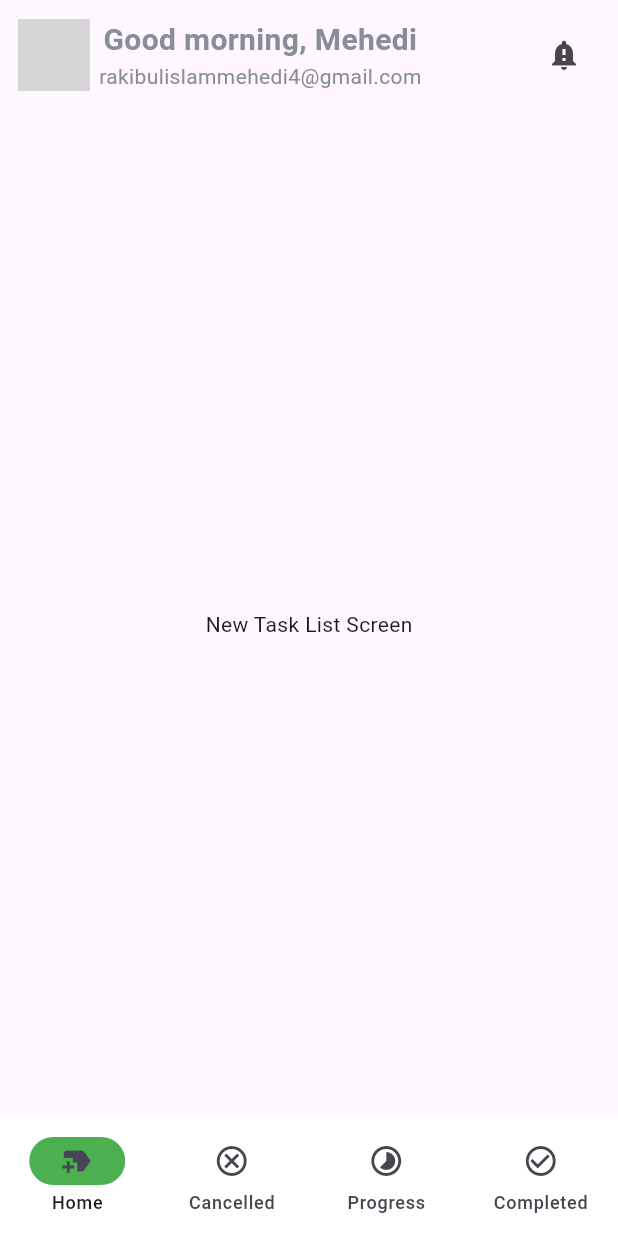
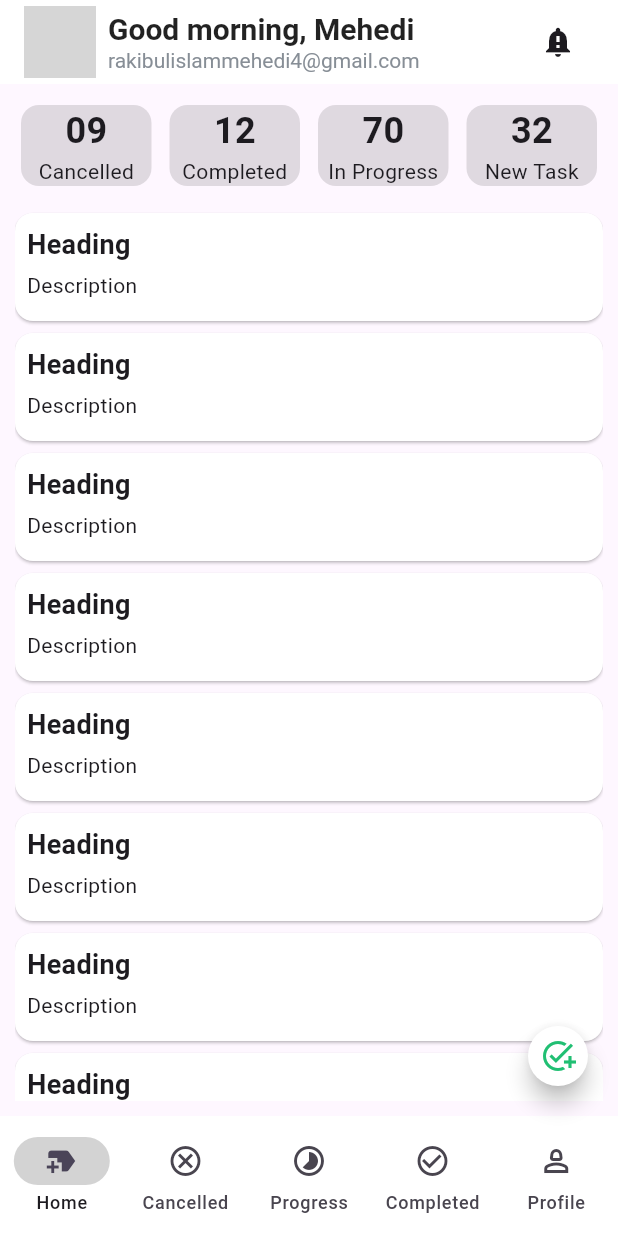
Before and after one commit to MehedisGits/Taskly, a Flutter app: the NewTaskListScreen screen opened directly, on a phone screen of 412 x 824 dp. Run offline on Flutter 3.47's test engine with Material 3 defaults, Android fonts, the phone set to English and light mode, and no system bars; our stand-ins replace device_preview, flutter_svg, fluttertoast, pin_code_fields; network calls fail; grey boxes are pictures that could not be loaded.

Commit message:
Taskly - 1.0.29

```diff
--- a/lib/screens/onboarding/loginScreen.dart
+++ b/lib/screens/onboarding/loginScreen.dart
@@ -3,7 +3,7 @@
 import 'package:flutter/material.dart';
 import 'package:taskly/screens/onboarding/emailVerificationScreen.dart';
 import 'package:taskly/screens/onboarding/registrationScreen.dart';
-import 'package:taskly/screens/task/newTaskListScreen.dart';
+import 'package:taskly/screens/task/dashboardScreen.dart';
 
 import '../../style/style.dart';
 
--- /dev/null
+++ b/lib/screens/task/dashboardScreen.dart
@@ -0,0 +1,142 @@
+import 'package:flutter/material.dart';
+import 'package:taskly/screens/task/newTaskListScreen.dart';
+import 'package:taskly/screens/task/taskCreateScreen.dart';
+import 'package:taskly/style/style.dart';
+
+class NewTaskListScreen extends StatefulWidget {
+  const NewTaskListScreen({super.key});
+
+  @override
+  State<NewTaskListScreen> createState() => _NewTaskListScreenState();
+}
+
+class _NewTaskListScreenState extends State<NewTaskListScreen> {
+  int _selectedIndex = 0;
+  String userName = "Mehedi";
+
+  static const List<Widget> _pages = <Widget>[
+    Center(child: Newtasklistscreen()),
+    Center(child: Text('Cancelled Task List Screen')),
+    Center(child: Text('Progress Task List Screen')),
+    Center(child: Text('Completed Task List Screen')),
+    Center(child: Text('Profile Screen')),
+  ];
+
+  void _onItemTapped(int index) {
+    setState(() {
+      _selectedIndex = index;
+    });
+  }
+
+  String greetingMessage() {
+    final hour = DateTime.now().hour;
+    if (hour < 12) return 'Good morning';
+    if (hour < 17) return 'Good afternoon';
+    return 'Good evening';
+  }
+
+  Widget _buildGreetingRow() {
+    return Row(
+      children: [
+        ClipOval(
+          child: Image.network(
+            "https://avatars.githubusercontent.com/u/125388734?v=4",
+            height: 48,
+            width: 48,
+          ),
+        ),
+        SizedBox(width: 8),
+        Column(
+          crossAxisAlignment: CrossAxisAlignment.start,
+          children: [
+            Text(
+              '${greetingMessage()}, $userName',
+              style: TextStyle(
+                  color: Colors.black87,
+                  fontSize: 20,
+                  fontWeight: FontWeight.w600),
+            ),
+            Text(
+              'rakibulislammehedi4@gmail.com',
+              style: TextStyle(color: colorLightGrey, fontSize: 14),
+            ),
+          ],
+        ),
+      ],
+    );
+  }
+
+  @override
+  Widget build(BuildContext context) {
+    return Scaffold(
+      appBar: AppBar(
+        backgroundColor: Colors.white,
+        title: Row(
+          children: [
+            Expanded(
+              child: _buildGreetingRow(),
+            ),
+            IconButton(
+              onPressed: () {},
+              icon: Icon(Icons.notification_important),
+            ),
+          ],
+        ),
+      ),
+      floatingActionButton: FloatingActionButton.small(
+        onPressed: () {
+          Navigator.push(
+            context,
+            MaterialPageRoute(builder: (context) => TaskCreateScreen()),
+          );
+        },
+        shape: CircleBorder(),
+        backgroundColor: Colors.white,
+        child: Icon(Icons.add_task, color: colorGreen),
+      ),
+      bottomNavigationBar: NavigationBar(
+        indicatorColor: colorLight,
+        backgroundColor: Colors.white,
+        selectedIndex: _selectedIndex,
+        onDestinationSelected: _onItemTapped,
+        destinations: const [
+          NavigationDestination(
+            icon: Icon(Icons.new_label_outlined),
+            selectedIcon: Icon(Icons.new_label),
+            label: 'Home',
+          ),
+          NavigationDestination(
+            icon: Icon(Icons.cancel_outlined),
+            selectedIcon: Icon(Icons.cancel),
+            label: 'Cancelled',
+          ),
+          NavigationDestination(
+            icon: Icon(Icons.timelapse_outlined),
+            selectedIcon: Icon(Icons.timelapse),
+            label: 'Progress',
+          ),
+          NavigationDestination(
+            icon: Icon(Icons.check_circle_outline),
+            selectedIcon: Icon(Icons.check_circle),
+            label: 'Completed',
+          ),
+          NavigationDestination(
+            icon: Icon(Icons.person_2_outlined),
+            selectedIcon: Icon(Icons.person),
+            label: 'Profile',
+          ),
+        ],
+      ),
+      body: Column(
+        children: [
+          Expanded(
+            child: IndexedStack(
+              index: _selectedIndex,
+              children: _pages,
+            ),
+          ),
+        ],
+      ),
+    );
+  }
+}
--- a/lib/screens/task/newTaskListScreen.dart
+++ b/lib/screens/task/newTaskListScreen.dart
@@ -1,117 +1,130 @@
 import 'package:flutter/material.dart';
-import 'package:taskly/style/style.dart';
 
-class NewTaskListScreen extends StatefulWidget {
-  const NewTaskListScreen({super.key});
+class Newtasklistscreen extends StatefulWidget {
+  const Newtasklistscreen({super.key});
 
   @override
-  State<NewTaskListScreen> createState() => _taskListScreenState();
+  State<Newtasklistscreen> createState() => _NewtasklistscreenState();
 }
 
-class _taskListScreenState extends State<NewTaskListScreen> {
-  int _selectedIndex = 0;
-  String userName = "Mehedi";
-  static const List<Widget> _pages = <Widget>[
-    Center(child: Text('New Task List Screen')),
-    Center(child: Text('Cancelled Task List Screen')),
-    Center(child: Text('Progress Task List Screen')),
-    Center(child: Text('Completed Task List Screen')),
-  ];
-
-  void _onItemTapped(int index) {
-    setState(() {
-      _selectedIndex = index;
-    });
-  }
-
+class _NewtasklistscreenState extends State<Newtasklistscreen> {
   @override
   Widget build(BuildContext context) {
     return Scaffold(
-        bottomNavigationBar: NavigationBar(
-          indicatorColor: Colors.green,
-          backgroundColor: Colors.white,
-          selectedIndex: _selectedIndex,
-          onDestinationSelected: _onItemTapped,
-          destinations: const [
-            NavigationDestination(
-              icon: Icon(Icons.new_label_outlined),
-              selectedIcon: Icon(Icons.new_label),
-              label: 'Home',
+      body: Padding(
+        padding: const EdgeInsets.all(10.0),
+        child: Column(
+          crossAxisAlignment: CrossAxisAlignment.start,
+          children: [
+            // Summary Row
+            Row(
+              children: [
+                Expanded(
+                  child: Card(
+                    elevation: 0,
+                    color: Colors.black12,
+                    child: Column(
+                      children: const [
+                        Text(
+                          '09',
+                          style: TextStyle(
+                              fontSize: 24, fontWeight: FontWeight.w600),
                         ),
-            NavigationDestination(
-              icon: Icon(Icons.cancel_outlined),
-              selectedIcon: Icon(Icons.cancel),
-              label: 'Cancelled',
+                        Text('Cancelled'),
+                      ],
                     ),
-            NavigationDestination(
-              icon: Icon(Icons.timelapse_outlined),
-              selectedIcon: Icon(Icons.timelapse),
-              label: 'Progress',
                   ),
-            NavigationDestination(
-              icon: Icon(Icons.check_circle_outline),
-              selectedIcon: Icon(Icons.check_circle),
-              label: 'Completed',
+                ),
+                SizedBox(width: 4),
+                Expanded(
+                  child: Card(
+                    elevation: 0,
+                    color: Colors.black12,
+                    child: Column(
+                      children: const [
+                        Text(
+                          '12',
+                          style: TextStyle(
+                              fontSize: 24, fontWeight: FontWeight.w600),
+                        ),
+                        Text('Completed'),
+                      ],
+                    ),
+                  ),
+                ),
+                SizedBox(width: 4),
+                Expanded(
+                  child: Card(
+                    elevation: 0,
+                    color: Colors.black12,
+                    child: Column(
+                      children: const [
+                        Text(
+                          '70',
+                          style: TextStyle(
+                              fontSize: 24, fontWeight: FontWeight.w600),
+                        ),
+                        Text('In Progress'),
+                      ],
+                    ),
+                  ),
+                ),
+                SizedBox(width: 4),
+                Expanded(
+                  child: Card(
+                    color: Colors.black12,
+                    elevation: 0,
+                    child: Column(
+                      children: const [
+                        Text(
+                          '32',
+                          style: TextStyle(
+                              fontSize: 24, fontWeight: FontWeight.w600),
+                        ),
+                        Text('New Task'),
+                      ],
+                    ),
+                  ),
                 ),
               ],
             ),
-        body: Padding(
-            padding: const EdgeInsets.all(12.0),
-            child: Stack(
-              children: [
-                Column(
-                  mainAxisAlignment: MainAxisAlignment.start,
+            SizedBox(height: 10),
+
+            // Task List
+            Expanded(
+              child: ListView.builder(
+                itemCount: 10,
+                itemBuilder: (context, index) => Card(
+                  elevation: 0.8,
+                  color: Colors.white,
+                  margin: const EdgeInsets.symmetric(vertical: 4.0),
+                  child: Padding(
+                    padding: const EdgeInsets.all(8.0),
+                    child: Column(
                       crossAxisAlignment: CrossAxisAlignment.start,
-                  children: [
-                    Row(
-                      children: [
-                        Expanded(
-                          child: Row(
-                            mainAxisAlignment: MainAxisAlignment.start,
-                            children: [
-                              ClipOval(
-                                child: Image.network(
-                                  "https://avatars.githubusercontent.com/u/125388734?v=4",
-                                  height: 48,
-                                  width: 48,
+                      children: const [
+                        Text(
+                          'Heading',
+                          style: TextStyle(
+                              fontSize: 18, fontWeight: FontWeight.bold),
                         ),
+                        SizedBox(height: 4),
+                        Text(
+                          'Description',
+                          style: TextStyle(fontSize: 14),
                         ),
                         SizedBox(
-                                width: 6,
-                              ),
-                              Column(
-                                children: [
-                                  Text(
-                                    'Good morning, $userName',
-                                    style: TextStyle(
-                                        color: colorLightGrey,
-                                        fontSize: 20,
-                                        fontWeight: FontWeight.w600),
-                                  ),
-                                  Text(
-                                    'rakibulislammehedi4@gmail.com',
-                                    style: TextStyle(color: colorLightGrey),
-                                  ),
-                                ],
+                          height: 6,
                         ),
                       ],
                     ),
                   ),
-                        IconButton(
-                            onPressed: () {},
-                            icon: Icon(Icons.notification_important))
+                ),
+              ),
+            ),
           ],
         ),
-                    SizedBox(
-                      height: 20,
       ),
-                    SizedBox(height: 20),
-                    Expanded(child: _pages[_selectedIndex])
-                  ],
-                ),
-              ],
-            )));
+    );
   }
 }
-
-//Top Row for Count every Task...
--- a/lib/screens/task/taskCreateScreen.dart
+++ b/lib/screens/task/taskCreateScreen.dart
@@ -0,0 +1,10 @@
+import 'package:flutter/material.dart';
+
+class TaskCreateScreen extends StatelessWidget {
+  const TaskCreateScreen({super.key});
+
+  @override
+  Widget build(BuildContext context) {
+    return Scaffold();
+  }
+}
--- a/lib/utils/assetsPath.dart
+++ b/lib/utils/assetsPath.dart
@@ -2,4 +2,6 @@ class AssetsPath {
   static const String _imagePath = 'assets/images';
   static const String backgroundSvg = '$_imagePath/background.svg';
   static const String onBoardingSvg = '$_imagePath/onboarding_image.svg';
+  static const String cardBackgroundImage =
+      '$_imagePath/gradiant_rectangle.svg';
 }
```
Also changed, not shown: assets/images/gradiant_rectangle.svg (added). Lines whose indentation alone changed are shown as unchanged.
